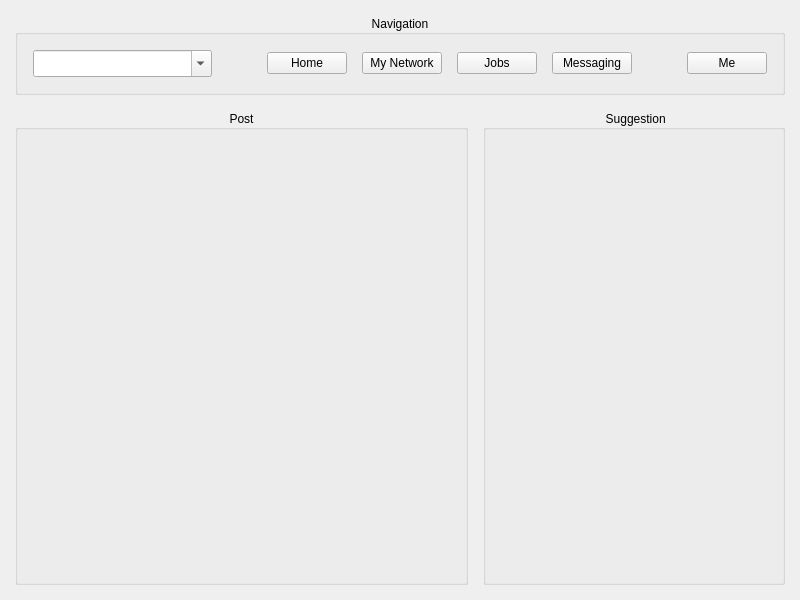
The window that Forms/home.ui (Sobrah/Linkedin) describes before a commit, drawn with Qt 5.
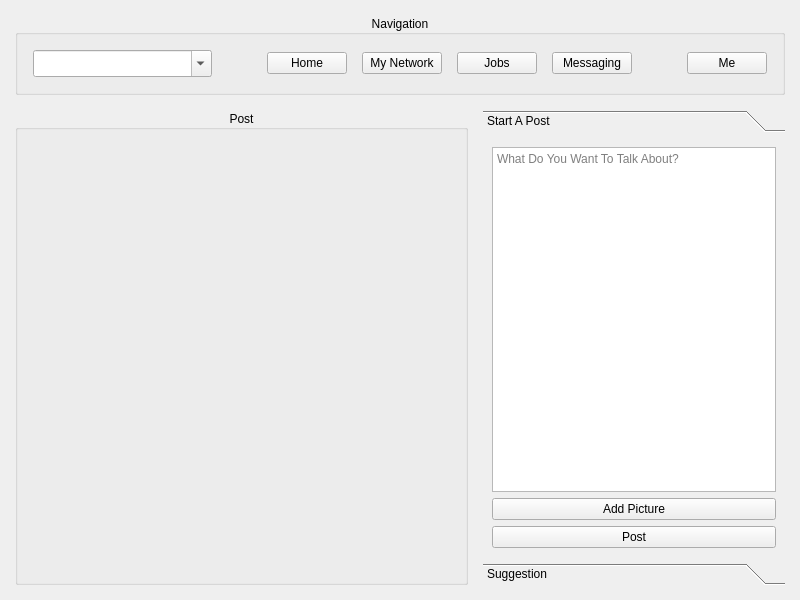
The same window after the commit.

Commit message: send post

```diff
--- a/Forms/home.ui
+++ b/Forms/home.ui
@@ -44,26 +44,6 @@
    <property name="spacing">
     <number>15</number>
    </property>
-   <item row="1" column="0">
-    <widget class="QGroupBox" name="postGroup">
-     <property name="title">
-      <string>Post</string>
-     </property>
-     <property name="alignment">
-      <set>Qt::AlignCenter</set>
-     </property>
-    </widget>
-   </item>
-   <item row="1" column="1">
-    <widget class="QGroupBox" name="suggestionGroup">
-     <property name="title">
-      <string> Suggestion</string>
-     </property>
-     <property name="alignment">
-      <set>Qt::AlignCenter</set>
-     </property>
-    </widget>
-   </item>
    <item row="0" column="0" colspan="2">
     <widget class="QGroupBox" name="navigationGroup">
      <property name="title">
@@ -167,6 +147,72 @@
      </layout>
     </widget>
    </item>
+   <item row="1" column="0">
+    <widget class="QGroupBox" name="postGroup">
+     <property name="title">
+      <string>Post</string>
+     </property>
+     <property name="alignment">
+      <set>Qt::AlignCenter</set>
+     </property>
+    </widget>
+   </item>
+   <item row="1" column="1">
+    <widget class="QToolBox" name="sideTool">
+     <property name="currentIndex">
+      <number>0</number>
+     </property>
+     <widget class="QWidget" name="postWidget">
+      <property name="geometry">
+       <rect>
+        <x>0</x>
+        <y>0</y>
+        <width>302</width>
+        <height>420</height>
+       </rect>
+      </property>
+      <attribute name="label">
+       <string>Start A Post</string>
+      </attribute>
+      <layout class="QVBoxLayout" name="verticalLayout">
+       <item>
+        <widget class="QTextEdit" name="postTextEdit">
+         <property name="placeholderText">
+          <string>What Do You Want To Talk About?</string>
+         </property>
+        </widget>
+       </item>
+       <item>
+        <widget class="QPushButton" name="pictureButton">
+         <property name="text">
+          <string>Add Picture</string>
+         </property>
+        </widget>
+       </item>
+       <item>
+        <widget class="QPushButton" name="postButton">
+         <property name="text">
+          <string>Post</string>
+         </property>
+        </widget>
+       </item>
+      </layout>
+     </widget>
+     <widget class="QWidget" name="suggestionWidget">
+      <property name="geometry">
+       <rect>
+        <x>0</x>
+        <y>0</y>
+        <width>302</width>
+        <height>420</height>
+       </rect>
+      </property>
+      <attribute name="label">
+       <string>Suggestion</string>
+      </attribute>
+     </widget>
+    </widget>
+   </item>
   </layout>
  </widget>
  <resources>
```
The commit also changes 11 other files.
